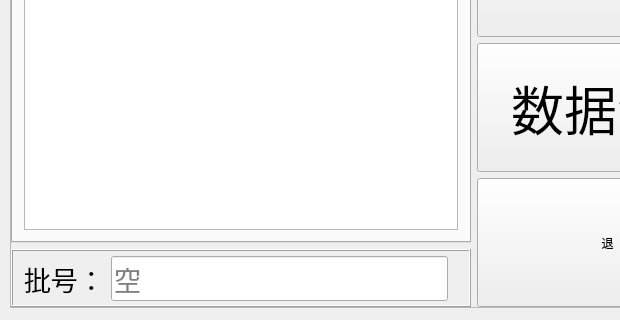
Before: the Qt Designer form Device360/Device360.ui in zhaoxiaochun-art/360, drawn with Qt 5; both pictures show x 0 to 620 and y 1046 to 1366 of the 768 by 1366 pixel window.
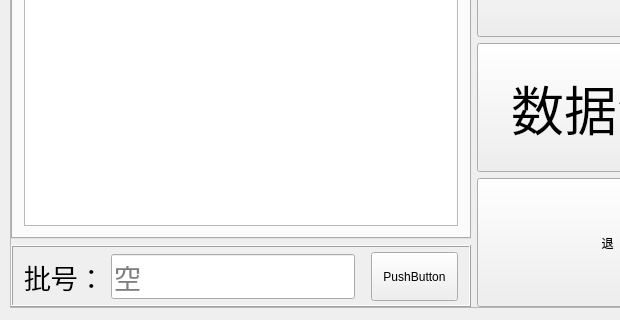
After: the same form once the commit is applied. Custom widgets are drawn as their Qt base class.

```diff
--- a/Device360/Device360.ui
+++ b/Device360/Device360.ui
@@ -318,6 +318,25 @@
               </property>
              </spacer>
             </item>
+            <item>
+             <widget class="QPushButton" name="pB_Keyboard">
+              <property name="sizePolicy">
+               <sizepolicy hsizetype="Minimum" vsizetype="Fixed">
+                <horstretch>34</horstretch>
+                <verstretch>49</verstretch>
+               </sizepolicy>
+              </property>
+              <property name="minimumSize">
+               <size>
+                <width>34</width>
+                <height>49</height>
+               </size>
+              </property>
+              <property name="text">
+               <string>PushButton</string>
+              </property>
+             </widget>
+            </item>
            </layout>
           </widget>
          </item>
```
